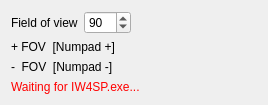
Qt form Modern Warfare 2 - FOV Changer/ModernWarfare2FOVChanger.ui (HolmErik/ModernWarfare2FovChanger) before a commit.
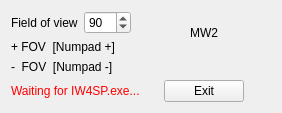
The same form after that commit.

Patch:
```diff
--- a/Modern Warfare 2 - FOV Changer/ModernWarfare2FOVChanger.ui
+++ b/Modern Warfare 2 - FOV Changer/ModernWarfare2FOVChanger.ui
@@ -6,7 +6,7 @@
    <rect>
     <x>0</x>
     <y>0</y>
-    <width>268</width>
+    <width>282</width>
     <height>101</height>
    </rect>
   </property>
@@ -14,15 +14,21 @@
    <string>ModernWarfare2FOVChanger</string>
   </property>
   <widget class="QWidget" name="centralWidget">
-   <layout class="QFormLayout" name="formLayout_2">
-    <item row="0" column="0">
-     <widget class="QLabel" name="label">
+   <layout class="QGridLayout" name="gridLayout">
+    <item row="2" column="0" colspan="3">
+     <widget class="QLabel" name="fovincrementlabel">
+      <property name="sizePolicy">
+       <sizepolicy hsizetype="Fixed" vsizetype="Fixed">
+        <horstretch>0</horstretch>
+        <verstretch>0</verstretch>
+       </sizepolicy>
+      </property>
       <property name="text">
-       <string>Field of view</string>
+       <string>+ FOV  [Numpad +]</string>
       </property>
      </widget>
     </item>
-    <item row="0" column="1">
+    <item row="1" column="1">
      <widget class="QSpinBox" name="spinBox">
       <property name="sizePolicy">
        <sizepolicy hsizetype="Fixed" vsizetype="Fixed">
@@ -41,21 +47,8 @@
       </property>
      </widget>
     </item>
-    <item row="2" column="0" colspan="2">
-     <widget class="QLabel" name="label_2">
-      <property name="sizePolicy">
-       <sizepolicy hsizetype="Fixed" vsizetype="Fixed">
-        <horstretch>0</horstretch>
-        <verstretch>0</verstretch>
-       </sizepolicy>
-      </property>
-      <property name="text">
-       <string>+ FOV  [Numpad +]</string>
-      </property>
-     </widget>
-    </item>
-    <item row="3" column="0" colspan="2">
-     <widget class="QLabel" name="label_3">
+    <item row="3" column="0" colspan="3">
+     <widget class="QLabel" name="fovdecrementlabel">
       <property name="sizePolicy">
        <sizepolicy hsizetype="Fixed" vsizetype="Fixed">
         <horstretch>0</horstretch>
@@ -67,7 +60,7 @@
       </property>
      </widget>
     </item>
-    <item row="4" column="0" colspan="2">
+    <item row="4" column="0" colspan="3">
      <widget class="QLabel" name="GameStatusLabel">
       <property name="sizePolicy">
        <sizepolicy hsizetype="Fixed" vsizetype="Fixed">
@@ -83,6 +76,45 @@
       </property>
      </widget>
     </item>
+    <item row="1" column="0">
+     <widget class="QLabel" name="fovlabel">
+      <property name="sizePolicy">
+       <sizepolicy hsizetype="Fixed" vsizetype="Preferred">
+        <horstretch>0</horstretch>
+        <verstretch>0</verstretch>
+       </sizepolicy>
+      </property>
+      <property name="text">
+       <string>Field of view</string>
+      </property>
+     </widget>
+    </item>
+    <item row="1" column="2" rowspan="2" colspan="3">
+     <widget class="QLabel" name="MW2">
+      <property name="sizePolicy">
+       <sizepolicy hsizetype="Ignored" vsizetype="Ignored">
+        <horstretch>0</horstretch>
+        <verstretch>0</verstretch>
+       </sizepolicy>
+      </property>
+      <property name="styleSheet">
+       <string notr="true">font: 36pt &quot;MS Shell Dlg 2&quot;;</string>
+      </property>
+      <property name="text">
+       <string>MW2</string>
+      </property>
+      <property name="alignment">
+       <set>Qt::AlignCenter</set>
+      </property>
+     </widget>
+    </item>
+    <item row="4" column="3">
+     <widget class="QPushButton" name="Exit">
+      <property name="text">
+       <string>Exit</string>
+      </property>
+     </widget>
+    </item>
    </layout>
   </widget>
  </widget>
```
